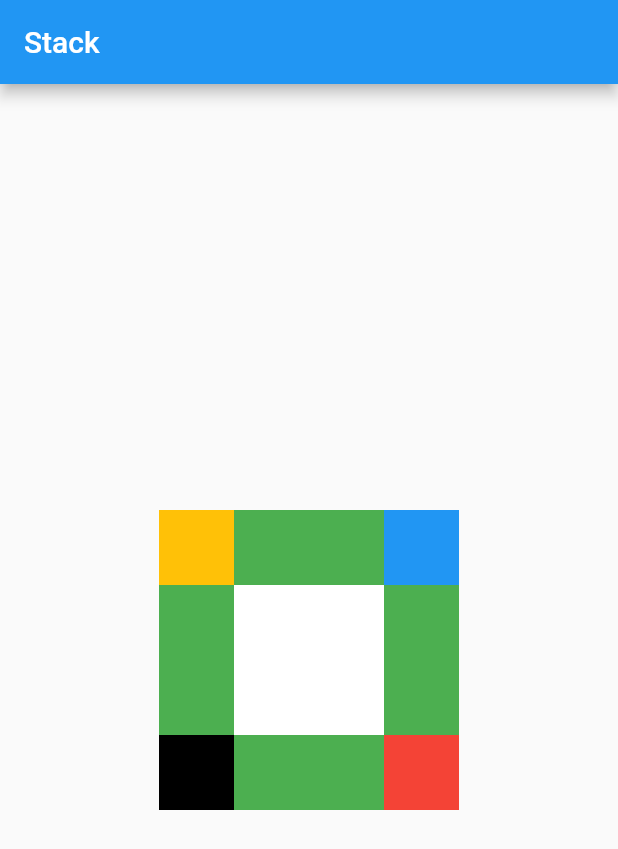
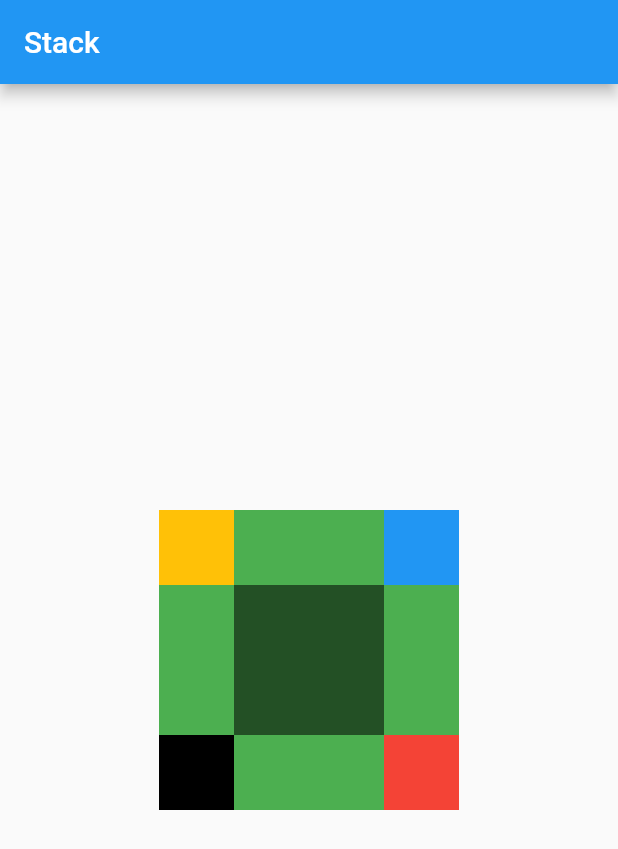
Before and after one commit to pranto372/module_08_flutter_04, a Flutter app: the screen it shows after launch, on a phone screen of 412 x 824 dp. Shown: the top 849 px of the screen. Run offline on Flutter 3.47's test engine with Material 2 defaults, Android fonts, the phone set to English and light mode, and no system bars.

Commit message:
Stack Position

```diff
--- a/lib/main.dart
+++ b/lib/main.dart
@@ -85,7 +85,7 @@ class MyHomePageUI extends State<MyHomePage>{
                 child: Container(
                   width: 100,
                   height: 100,
-                  color: Colors.white,
+                  color: Colors.black54,
                 )
             ),
           ],
```
